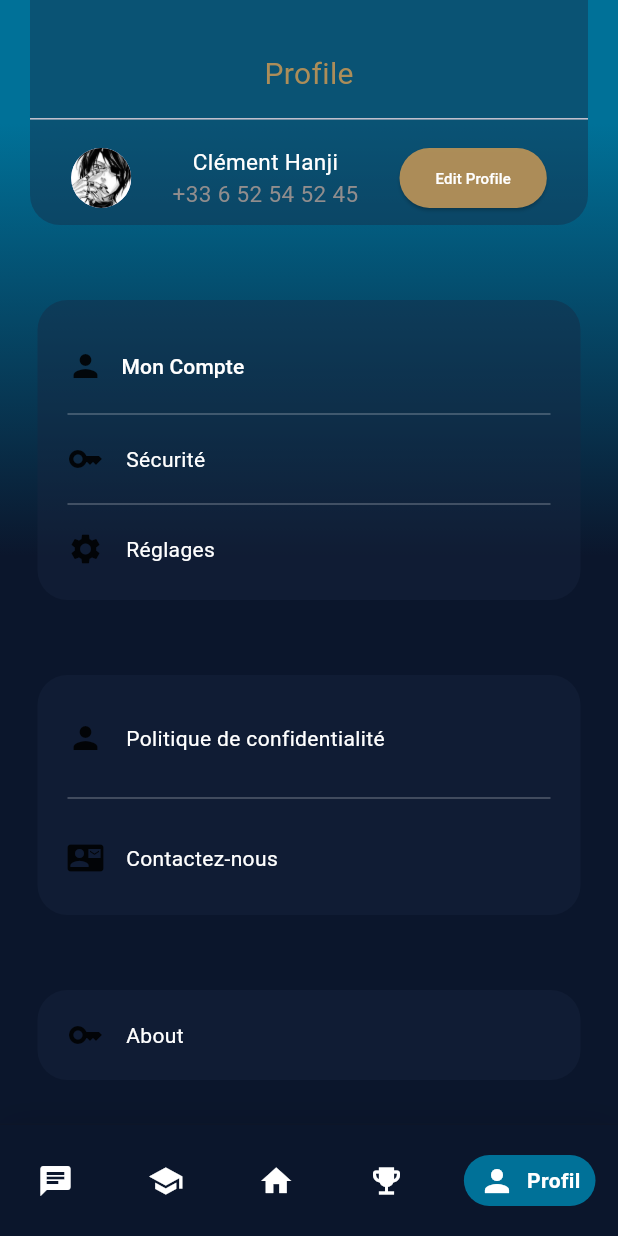
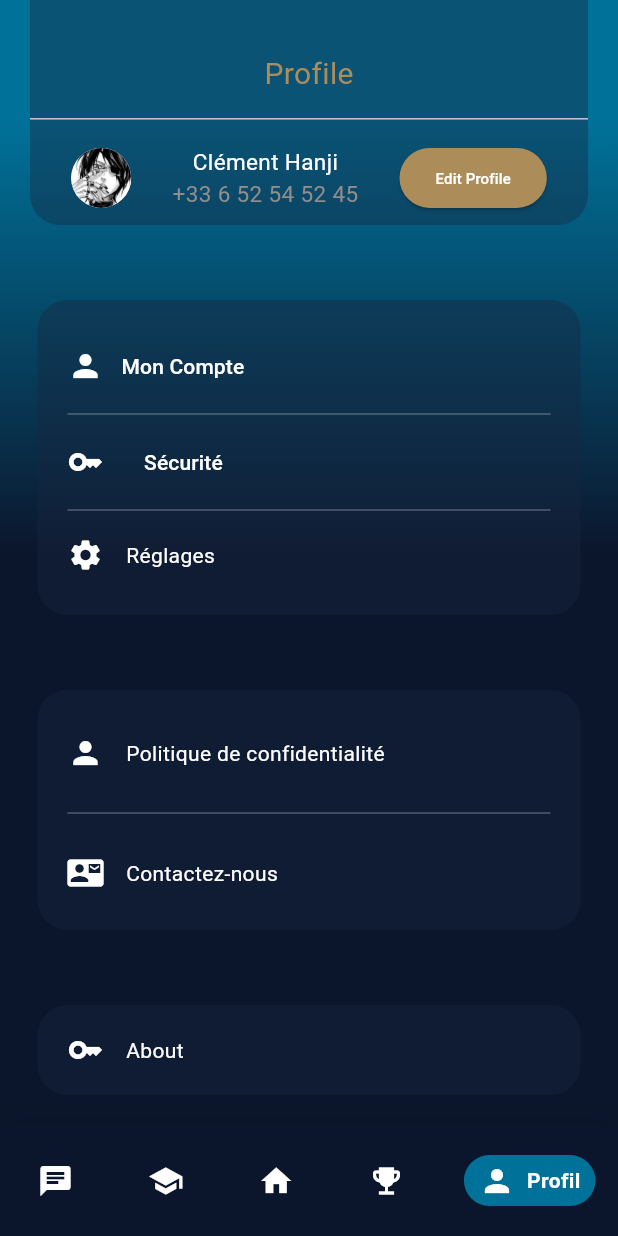
Before and after one commit to Cl3m3nt03/LAB-DAY, a Flutter app: the screen it shows once a user with an empty profile is signed in, swiped to page 5, on a phone screen of 412 x 824 dp. Run offline on Flutter 3.47's test engine with Material 3 defaults, Android fonts, the phone set to English and light mode, and no system bars; drawn by our look-alikes of google_nav_bar; our stand-ins replace cloud_firestore, delightful_toast, firebase_auth, firebase_core, flutter_keyboard_visibility, google_fonts and 2 more; accounts and stored records are empty; Roboto replaces fonts that are missing (aBeeZee).

Commit message:
add page password

```diff
--- a/lib/page/profile_page.dart
+++ b/lib/page/profile_page.dart
@@ -1,5 +1,6 @@
 import 'package:flutter/material.dart';
 import 'package:makeitcode/page/editprofile_page.dart';
+import 'package:makeitcode/page/securite_page.dart';
 import 'package:makeitcode/widget/textField.dart';
 
 class ProfilePage extends StatelessWidget {
@@ -76,7 +77,7 @@ class ProfilePage extends StatelessWidget {
                       child: Column(
                         children: [
                           Container(
-                            height: 200,
+                            height: 210,
                             width: MediaQuery.of(context).size.width -50,
                             decoration:BoxDecoration(
                               borderRadius: BorderRadius.circular(20),
@@ -89,7 +90,7 @@ class ProfilePage extends StatelessWidget {
                                 Container(
                                   child: Row(
                                     children: [
-                                      Icon(Icons.person),
+                                      Icon(Icons.person , color: Colors.white,),
                                       TextButton(
                                     onPressed: () {
                                       Navigator.push(
@@ -103,23 +104,29 @@ class ProfilePage extends StatelessWidget {
                                   ),
                                 ),
                                 Divider(color: const Color.fromARGB(70, 255, 255, 255)),
-                                SizedBox(height: 10),
                                 Container(
                                   child: Row(
                                     children: [
-                                      Icon(Icons.key),
+                                      Icon(Icons.key, color: Colors.white),
                                       SizedBox(width: 15),
-                                      Text("Sécurité", style: TextStyle(color: Colors.white)),
+                                      TextButton(
+                                      onPressed: () {
+                                      Navigator.push(
+                                        context,
+                                        MaterialPageRoute(builder: (context) =>  SecuritePage()),
+                                      );
+                                    },
+                                    child: const Text("Sécurité", style: TextStyle(color: Colors.white),),
+                                  )
                                     ],
                                   ),
                                 ),
-                                SizedBox(height: 10),
                                 Divider(color: const Color.fromARGB(70, 255, 255, 255)),
                                 SizedBox(height: 10),
                                 Container(
                                   child: Row(
                                     children: [
-                                      Icon(Icons.settings),
+                                      Icon(Icons.settings, color: Colors.white),
                                       SizedBox(width: 15),
                                       Text("Réglages", style: TextStyle(color: Colors.white)),
                                     ],
@@ -145,7 +152,7 @@ class ProfilePage extends StatelessWidget {
                                 Container(
                                   child: Row(
                                     children: [
-                                      Icon(Icons.person),
+                                      Icon(Icons.person, color: Colors.white),
                                       SizedBox(width: 15),
                                       Text(
                                         "Politique de confidentialité",
@@ -160,7 +167,7 @@ class ProfilePage extends StatelessWidget {
                                 Container(
                                   child: Row(
                                     children: [
-                                      Icon(Icons.contact_mail),
+                                      Icon(Icons.contact_mail, color: Colors.white),
                                       SizedBox(width: 15),
                                       Text(
                                         "Contactez-nous",
@@ -185,7 +192,7 @@ class ProfilePage extends StatelessWidget {
                               padding: const EdgeInsets.symmetric(horizontal: 20, vertical: 10),
                               child: Row(
                                 children: [
-                                  Icon(Icons.key),
+                                  Icon(Icons.key, color: Colors.white),
                                   SizedBox(width: 15),
                                   Text("About", style: TextStyle(color: Colors.white)),
                                 ],
```
Also changed, not shown: lib/page/securite_page.dart (added, +160 -0 lines).
